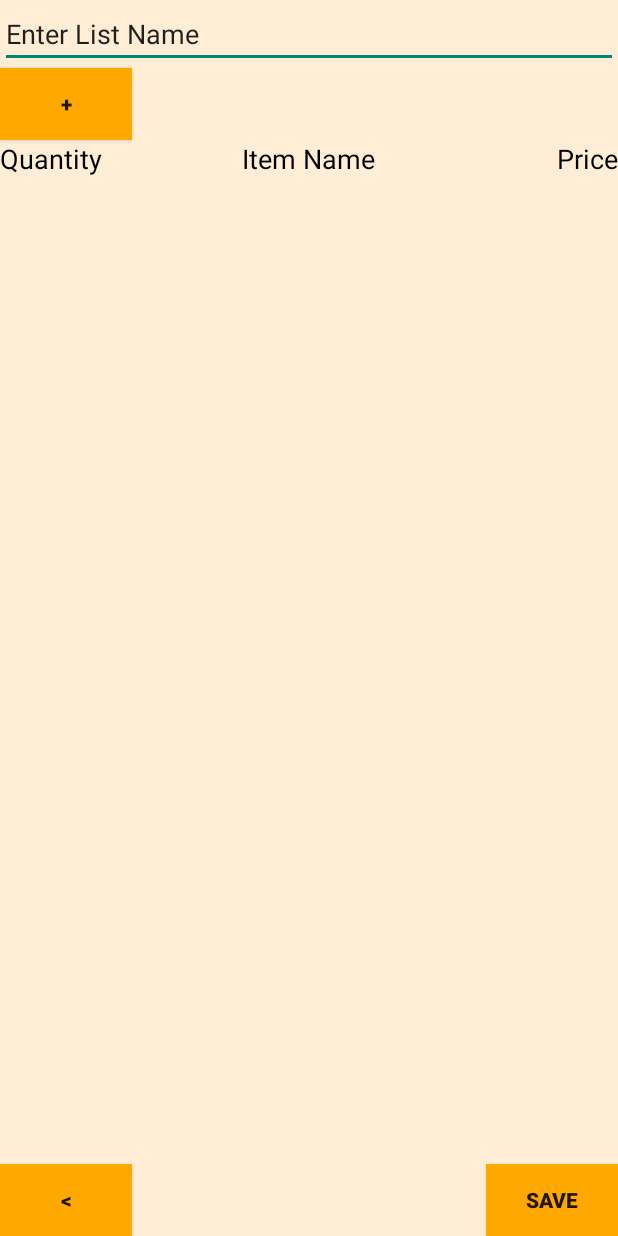
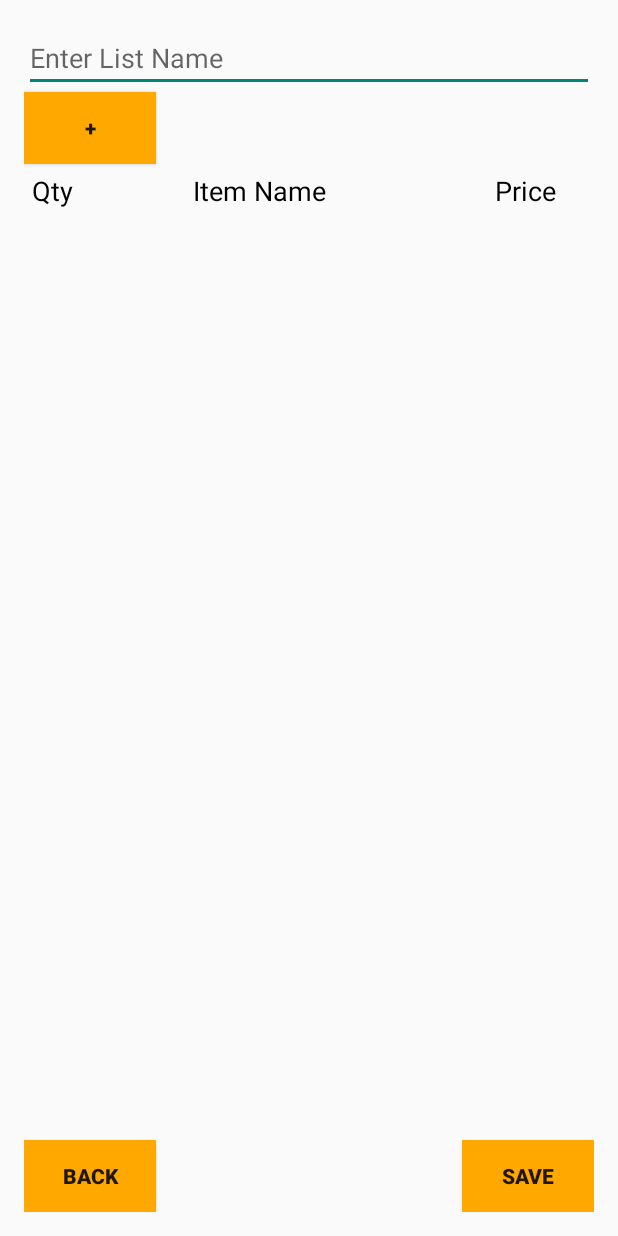
Before and after one commit to constantinosach/Shoplist, an Android app: the CreateListActivity screen opened directly, with no data from a screen before it, on a phone screen of 412 x 824 dp. Run offline under Robolectric (Android 15) with nearby library versions, the phone set to English and light mode, and no system bars.

Commit message:
UI update

```diff
--- a/app/src/main/res/layout/activity_main.xml
+++ b/app/src/main/res/layout/activity_main.xml
@@ -37,7 +37,7 @@
         android:text="EXIT"
         android:id="@+id/exitButton"
         android:clickable="true"
-        android:background="#ffff6600"
+        android:background="#ffffa900"
         android:layout_marginBottom="34dp"
         android:layout_alignParentBottom="true"
         android:layout_alignRight="@+id/loadListButton"
--- a/app/src/main/res/layout/create_new_list_layout.xml
+++ b/app/src/main/res/layout/create_new_list_layout.xml
@@ -1,7 +1,8 @@
 <?xml version="1.0" encoding="utf-8"?>
 <RelativeLayout xmlns:android="http://schemas.android.com/apk/res/android"
     android:layout_width="match_parent" android:layout_height="match_parent"
-    android:background="#ffffedd5">
+    android:padding="16dp"
+    >
 
     <EditText
         android:layout_width="match_parent"
@@ -10,9 +11,9 @@
         android:layout_alignParentTop="true"
         android:layout_alignParentLeft="true"
         android:layout_alignParentStart="true"
-        android:text="Enter List Name"
         android:layout_alignParentRight="true"
-        android:layout_alignParentEnd="true" />
+        android:layout_alignParentEnd="true"
+        android:hint="Enter List Name" />
 
     <Button
         android:layout_width="wrap_content"
@@ -32,14 +33,13 @@
         android:id="@android:id/list"
         android:layout_alignParentLeft="true"
         android:layout_alignParentStart="true"
-        android:layout_above="@+id/button"
-        android:background="#ffffedd5"
-        android:layout_below="@+id/textView" />
+        android:layout_below="@+id/textView"
+        android:layout_above="@+id/backButton" />
 
     <Button
         android:layout_width="wrap_content"
         android:layout_height="wrap_content"
-        android:text="&lt;"
+        android:text="BACK"
         android:id="@+id/backButton"
         android:layout_alignParentBottom="true"
         android:layout_alignParentLeft="true"
@@ -51,7 +51,7 @@
     <Button
         android:layout_width="wrap_content"
         android:layout_height="wrap_content"
-        android:text="Save"
+        android:text="SAVE"
         android:id="@+id/saveButton"
         android:layout_alignParentBottom="true"
         android:layout_alignParentRight="true"
@@ -64,12 +64,13 @@
         android:layout_width="wrap_content"
         android:layout_height="wrap_content"
         android:textAppearance="?android:attr/textAppearanceMedium"
-        android:text="Quantity"
+        android:text="Qty"
         android:id="@+id/textView"
         android:textColor="#000000"
+        android:padding="5dp"
         android:layout_below="@+id/addItemButton"
-        android:layout_alignParentLeft="true"
-        android:layout_alignParentStart="true" />
+        android:layout_alignLeft="@android:id/list"
+        android:layout_alignStart="@android:id/list" />
 
     <TextView
         android:layout_width="wrap_content"
@@ -78,8 +79,12 @@
         android:text="Item Name"
         android:id="@+id/textView2"
         android:textColor="#000000"
-        android:layout_alignBottom="@+id/textView"
-        android:layout_centerHorizontal="true" />
+        android:padding="5dp"
+        android:layout_above="@android:id/list"
+        android:layout_toRightOf="@+id/addItemButton"
+        android:layout_toEndOf="@+id/addItemButton"
+        android:layout_marginLeft="19dp"
+        android:layout_marginStart="19dp" />
 
     <TextView
         android:layout_width="wrap_content"
@@ -88,8 +93,11 @@
         android:text="Price"
         android:id="@+id/textView3"
         android:textColor="#000000"
-        android:layout_below="@+id/addItemButton"
+        android:layout_above="@android:id/list"
         android:layout_alignRight="@+id/saveButton"
-        android:layout_alignEnd="@+id/saveButton" />
+        android:layout_alignEnd="@+id/saveButton"
+        android:layout_marginRight="20dp"
+        android:layout_marginEnd="20dp"
+        android:padding="5dp" />
 
 </RelativeLayout>
--- a/app/src/main/res/layout/single_list_item_layout.xml
+++ b/app/src/main/res/layout/single_list_item_layout.xml
@@ -2,8 +2,7 @@
 <LinearLayout xmlns:android="http://schemas.android.com/apk/res/android"
     android:layout_width="match_parent"
     android:layout_height="match_parent"
-    android:weightSum="1"
-    android:background="#ffffedd5">
+    android:weightSum="1">
 
     <EditText
         android:layout_width="wrap_content"
--- a/app/src/main/res/values/strings.xml
+++ b/app/src/main/res/values/strings.xml
@@ -1,5 +1,5 @@
 <resources>
-    <string name="app_name">Shoplist App</string>
+    <string name="app_name">Shoplist</string>
 
     <string name="hello_world">Hello world!</string>
     <string name="action_settings">Settings</string>
```
Also changed, not shown: app/src/main/res/drawable/back.xml (added, +7 -0 lines), app/src/main/res/layout/window_3.xml (+12 -3 lines), app/src/main/res/layout/window_4.xml (+7 -5 lines), app/src/main/ic_launcher-web.png, app/src/main/res/mipmap-hdpi/ic_launcher.png, app/src/main/res/mipmap-mdpi/ic_launcher.png, app/src/main/res/mipmap-xhdpi/ic_launcher.png, app/src/main/res/mipmap-xxhdpi/ic_launcher.png, app/src/main/res/mipmap-xxxhdpi/ic_launcher.png.
